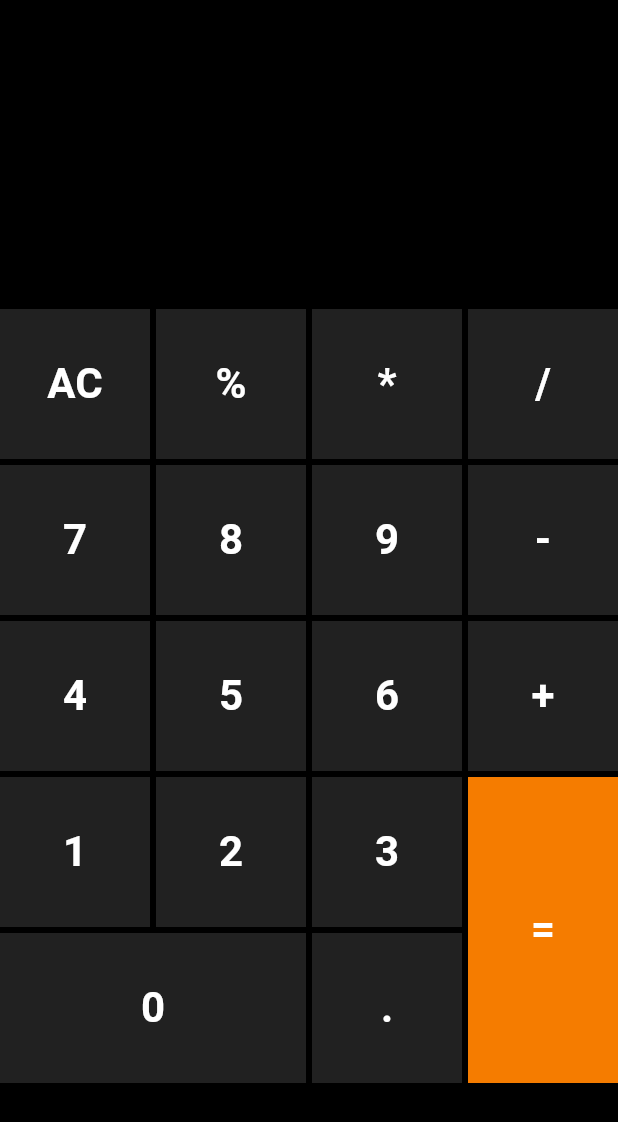
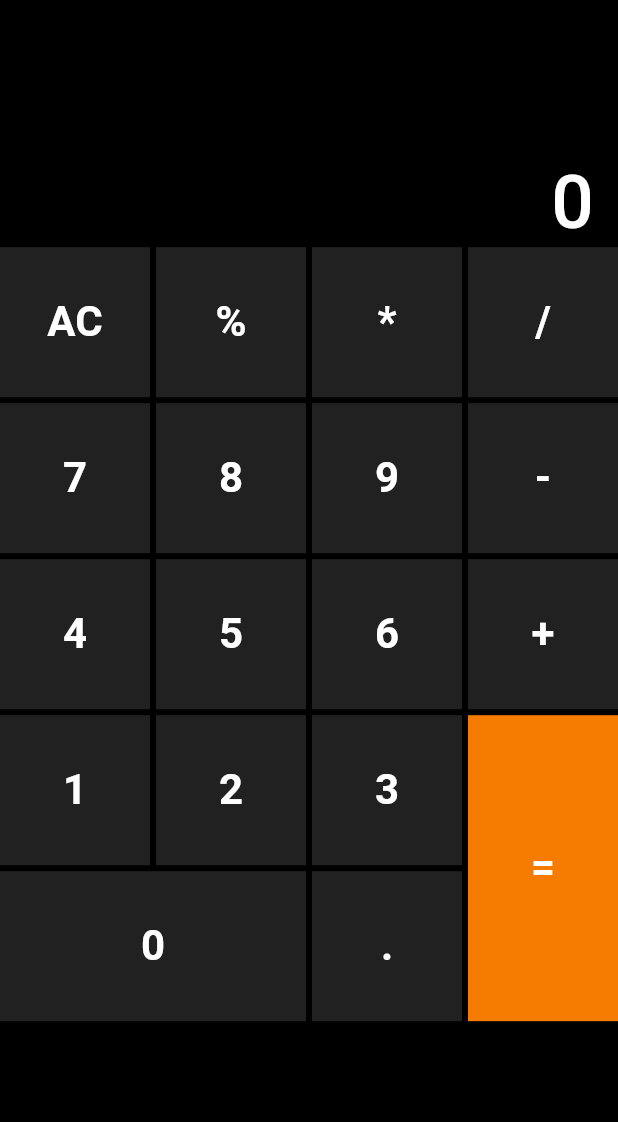
Before and after one commit to dan7sc/flutter-calculator, a Flutter app: the screen it shows after launch, on a phone screen of 412 x 824 dp. Shown: the top 1122 px of the screen. Run offline on Flutter 3.47's test engine with Material 2 defaults, Android fonts, the phone set to English and light mode, and no system bars.

Commit message:
Display show calculation

```diff
--- a/lib/main.dart
+++ b/lib/main.dart
@@ -45,11 +45,27 @@ class _MyHomePageState extends State<MyHomePage> {
           Expanded(
             child: Container(
               color: Colors.black,
+              child: Align(
+                alignment: Alignment.bottomRight,
+                child: Padding(
+                  padding: const EdgeInsets.only(right: 16.0),
+                  child: Text(
+                    "0",
+                    style: TextStyle(
+                      color: Colors.white,
+                      fontSize: 50,
+                      fontWeight: FontWeight.w500,
+                    ),
+                  ),
+                ),
+              ),
             ),
           ),
           Expanded(
-            flex: 3,
+            flex: 4,
+            child: Container(
               child: StaggeredGridView.countBuilder(
+                padding: EdgeInsets.zero,
                 crossAxisCount: 4,
                 itemCount: 18,
                 itemBuilder: (BuildContext context, int index) =>
@@ -84,6 +100,7 @@ class _MyHomePageState extends State<MyHomePage> {
                 crossAxisSpacing: 4.0,
               ),
             ),
+          ),
         ],
       ),
     );
```
Lines whose indentation alone changed are shown as unchanged.
